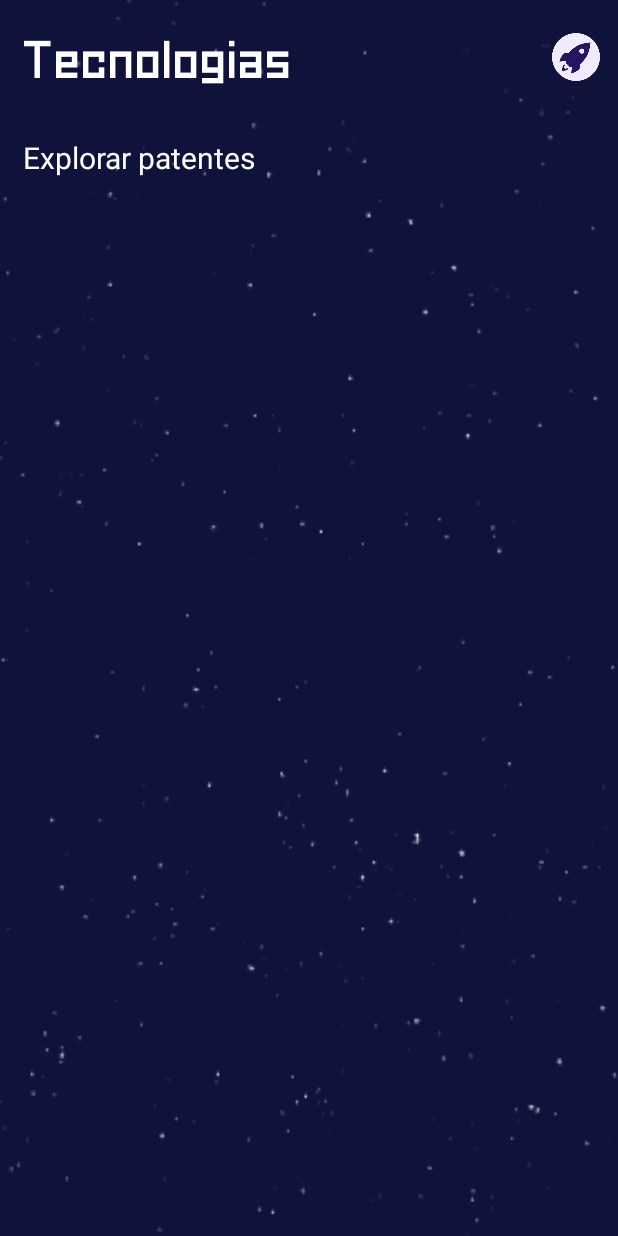
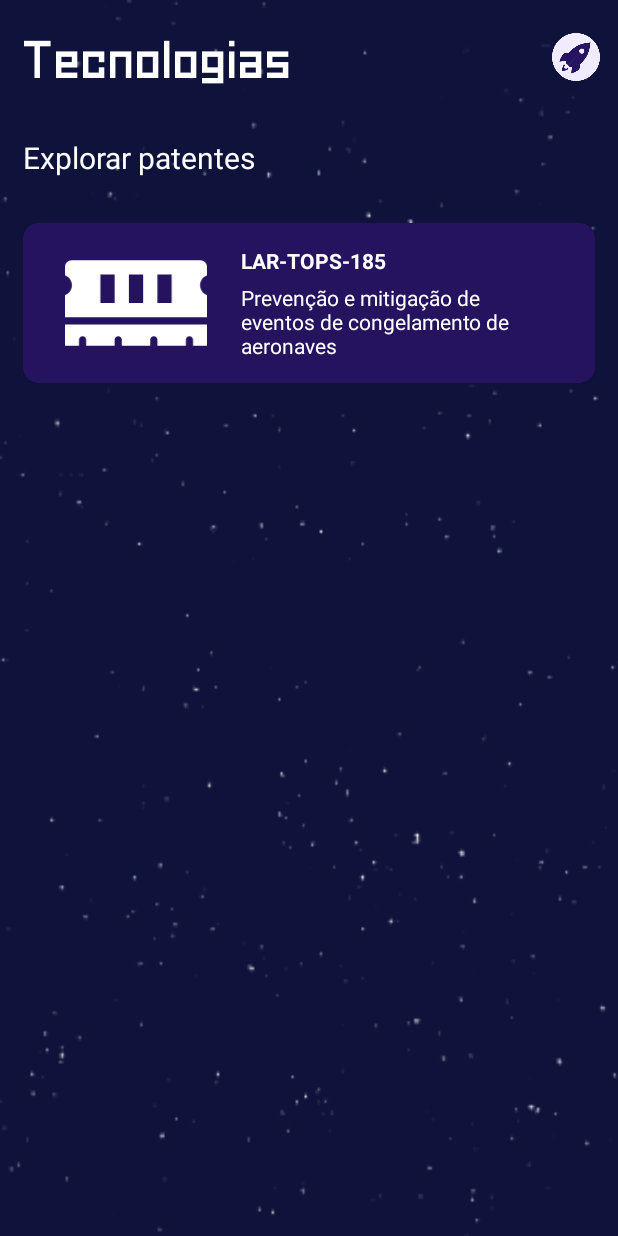
Before and after one commit to artchier/AstroDream, an Android app: the PatentsFragment screen opened through its navigation route, on a phone screen of 412 x 824 dp. Run offline under Robolectric (Android 15) with nearby library versions, the phone set to English and light mode, and no system bars.

Commit message:
Subindo RecyclerView parcial de patentes

```diff
--- a/app/build.gradle
+++ b/app/build.gradle
@@ -48,4 +48,7 @@ dependencies {
     implementation "androidx.lifecycle:lifecycle-extensions:2.2.0"
     implementation "androidx.navigation:navigation-fragment-ktx:2.3.1"
     implementation "androidx.navigation:navigation-ui-ktx:2.3.1"
+
+    implementation "androidx.recyclerview:recyclerview:1.1.0"
+    implementation "androidx.cardview:cardview:1.0.0"
 }
--- /dev/null
+++ b/app/src/main/java/com/example/astrodream/Patent.kt
@@ -0,0 +1,3 @@
+package com.example.astrodream
+
+class Patent(val id: Int, var img: Int, var codReference: String, var titlePatent: String)
--- /dev/null
+++ b/app/src/main/java/com/example/astrodream/PatentsAdapter.kt
@@ -0,0 +1,30 @@
+package com.example.astrodream
+
+import android.view.LayoutInflater
+import android.view.View
+import android.view.ViewGroup
+import android.widget.ImageView
+import android.widget.TextView
+import androidx.recyclerview.widget.RecyclerView
+
+class PatentsAdapter(private val listPatents: ArrayList<Patent>) : RecyclerView.Adapter<PatentsAdapter.PatentViewHolder>() {
+    override fun onCreateViewHolder(parent: ViewGroup, viewType: Int): PatentViewHolder {
+        val itemView = LayoutInflater.from(parent.context).inflate(R.layout.item_patent, parent, false)
+        return  PatentViewHolder(itemView)
+    }
+
+    override fun onBindViewHolder(holder: PatentViewHolder, position: Int) {
+        var patent = listPatents[position]
+        holder.ivPatent.setImageResource(patent.img)
+        holder.tvCodReference.text = patent.codReference
+        holder.tvTitlePatent.text = patent.titlePatent
+    }
+
+    override fun getItemCount() = listPatents.size
+
+    class PatentViewHolder(itemView: View): RecyclerView.ViewHolder(itemView) {
+        var ivPatent: ImageView = itemView.findViewById(R.id.ivPatent)
+        var tvCodReference: TextView = itemView.findViewById(R.id.tvCodReference)
+        var tvTitlePatent: TextView = itemView.findViewById(R.id.tvTitlePatent)
+    }
+}
--- a/app/src/main/java/com/example/astrodream/PatentsFragment.kt
+++ b/app/src/main/java/com/example/astrodream/PatentsFragment.kt
@@ -1,24 +1,41 @@
 package com.example.astrodream
 
+import android.content.Context
 import android.os.Bundle
 import androidx.fragment.app.Fragment
 import android.view.LayoutInflater
 import android.view.View
 import android.view.ViewGroup
-import androidx.navigation.fragment.findNavController
-import kotlinx.android.synthetic.main.fragment_tech.view.*
+import androidx.recyclerview.widget.LinearLayoutManager
+import kotlinx.android.synthetic.main.fragment_patents.*
+import kotlinx.android.synthetic.main.fragment_patents.view.*
 
 class PatentsFragment : Fragment() {
+    private lateinit var contextTechActivity : TechActivity
+    val listPatents = getAllPatents()
+    val adapterPatents = PatentsAdapter(listPatents)
+
     override fun onCreateView(
         inflater: LayoutInflater, container: ViewGroup?,
         savedInstanceState: Bundle?
     ): View? {
-        return inflater.inflate(R.layout.fragment_patents, container, false)
+        val view = inflater.inflate(R.layout.fragment_patents, container, false)
+
+        view.rvPatents.adapter = adapterPatents
+        view.rvPatents.layoutManager = LinearLayoutManager(contextTechActivity)
+        view.rvPatents.setHasFixedSize(true)
+
+        return view
     }
 
-    companion object {
-        fun newInstance() {
+    fun getAllPatents(): ArrayList<Patent> {
+        val patent = Patent(1, R.drawable.ic_tecnologia, "LAR-TOPS-185", "Prevenção e mitigação de eventos de congelamento de aeronaves")
 
-        }
+        return arrayListOf(patent)
+    }
+
+    override fun onAttach(context: Context) {
+        super.onAttach(context)
+        if (context is TechActivity) contextTechActivity = context
     }
 }
--- a/app/src/main/java/com/example/astrodream/SoftwaresFragment.kt
+++ b/app/src/main/java/com/example/astrodream/SoftwaresFragment.kt
@@ -13,10 +13,4 @@ class SoftwaresFragment : Fragment() {
     ): View? {
         return inflater.inflate(R.layout.fragment_softwares, container, false)
     }
-
-    companion object {
-        fun newInstance() {
-
-        }
-    }
 }
--- a/app/src/main/java/com/example/astrodream/SpinoffsFragment.kt
+++ b/app/src/main/java/com/example/astrodream/SpinoffsFragment.kt
@@ -13,10 +13,4 @@ class SpinoffsFragment : Fragment() {
     ): View? {
         return inflater.inflate(R.layout.fragment_spinoffs, container, false)
     }
-
-    companion object {
-        fun newInstance() {
-
-        }
-    }
 }
--- a/app/src/main/java/com/example/astrodream/SplashScreenActivity.kt
+++ b/app/src/main/java/com/example/astrodream/SplashScreenActivity.kt
@@ -17,7 +17,7 @@ class SplashScreenActivity : AppCompatActivity() {
     }
 
     fun callInitialActivity() {
-        val intent = Intent(this, InitialActivity::class.java)
+        val intent = Intent(this, TechActivity::class.java)
         startActivity(intent)
     }
 }
--- a/app/src/main/res/layout/fragment_patents.xml
+++ b/app/src/main/res/layout/fragment_patents.xml
@@ -1,14 +1,16 @@
 <?xml version="1.0" encoding="utf-8"?>
-<FrameLayout xmlns:android="http://schemas.android.com/apk/res/android"
+<FrameLayout
+    xmlns:android="http://schemas.android.com/apk/res/android"
     xmlns:tools="http://schemas.android.com/tools"
     android:layout_width="match_parent"
     android:layout_height="match_parent"
+    xmlns:app="http://schemas.android.com/apk/res-auto"
     tools:context=".PatentsFragment">
 
     <LinearLayout
         android:id="@+id/llPatents"
         android:layout_width="match_parent"
-        android:layout_height="wrap_content"
+        android:layout_height="match_parent"
         android:orientation="vertical"
         android:padding="15dp">
 
@@ -19,5 +21,12 @@
             android:text="@string/explorar_patentes"
             android:textSize="20sp"
             android:textColor="@color/white"/>
+
+        <androidx.recyclerview.widget.RecyclerView
+            android:id="@+id/rvPatents"
+            android:layout_width="match_parent"
+            android:layout_height="match_parent"
+            app:layoutManager="androidx.recyclerview.widget.LinearLayoutManager"
+            tools:listitem="@layout/item_patent"/>
     </LinearLayout>
 </FrameLayout>
--- /dev/null
+++ b/app/src/main/res/layout/item_patent.xml
@@ -0,0 +1,62 @@
+<?xml version="1.0" encoding="utf-8"?>
+<LinearLayout xmlns:android="http://schemas.android.com/apk/res/android"
+    android:layout_width="match_parent"
+    android:layout_height="wrap_content"
+    xmlns:app="http://schemas.android.com/apk/res-auto"
+    android:orientation="vertical"
+    android:paddingBottom="15dp">
+
+    <androidx.cardview.widget.CardView
+        android:layout_width="match_parent"
+        android:layout_height="wrap_content"
+        app:cardCornerRadius="10dp"
+        app:cardBackgroundColor="#251360">
+
+        <LinearLayout
+            android:layout_width="match_parent"
+            android:layout_height="wrap_content"
+            android:orientation="vertical"
+            android:padding="15dp">
+
+            <LinearLayout
+                android:layout_width="match_parent"
+                android:layout_height="wrap_content"
+                android:orientation="horizontal">
+
+                <ImageView
+                    android:id="@+id/ivPatent"
+                    android:layout_width="120dp"
+                    android:layout_height="match_parent"
+                    android:src="@drawable/ic_tecnologia"/>
+
+                <LinearLayout
+                    android:layout_width="match_parent"
+                    android:layout_height="wrap_content"
+                    android:orientation="vertical"
+                    android:paddingStart="10dp"
+                    android:paddingEnd="10dp">
+
+                    <TextView
+                        android:id="@+id/tvCodReference"
+                        android:layout_width="wrap_content"
+                        android:layout_height="wrap_content"
+                        android:textStyle="bold"
+                        android:textColor="@color/white"
+                        android:text="LAR-TOPS-185"/>
+
+                    <TextView
+                        android:id="@+id/tvTitlePatent"
+                        android:layout_width="wrap_content"
+                        android:layout_height="wrap_content"
+                        android:layout_marginTop="5dp"
+                        android:textColor="@color/white"
+                        android:text="Prevenção e mitigação de eventos de congelamento de aeronaves"/>
+                </LinearLayout>
+            </LinearLayout>
+
+
+        </LinearLayout>
+
+    </androidx.cardview.widget.CardView>
+
+</LinearLayout>
```
